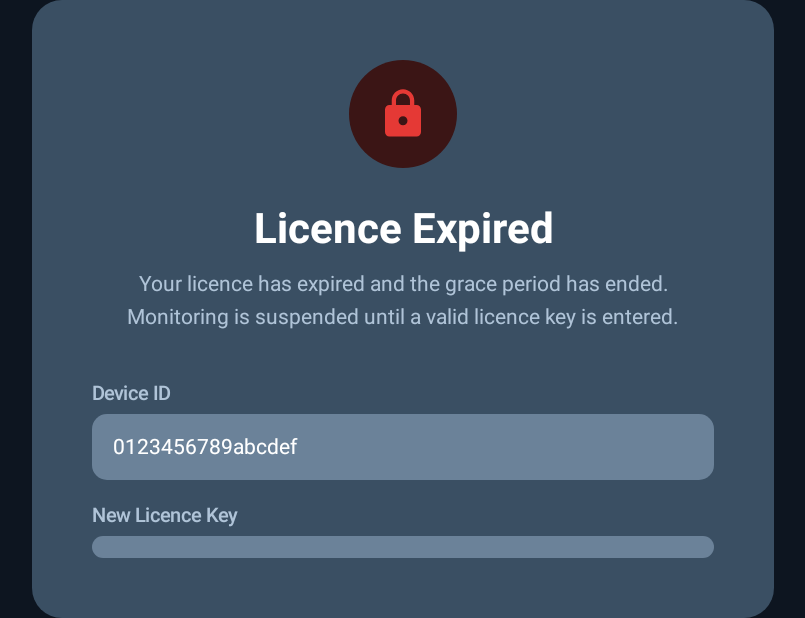
After one commit to jeremypopulin/VADClaude, an Android app built with Jetpack Compose: the composable LicenceExpiredScreen shown on its own in the app's theme, on a phone screen of 824 x 412 dp (held sideways). The commit adds this screen. Shown: the whole screen, without its empty margins (215-1020 px from the left). Run offline under Robolectric (Android 15) with nearby library versions, the light colour scheme and no system bars.

Commit message:
licenceExpiry

```diff
--- /dev/null
+++ b/app/src/main/java/com/example/visualduress/ui/components/LicenceExpiredScreen.kt
@@ -0,0 +1,178 @@
+package com.example.visualduress.ui.components
+
+import androidx.compose.foundation.background
+import androidx.compose.foundation.layout.*
+import androidx.compose.foundation.shape.RoundedCornerShape
+import androidx.compose.material.*
+import androidx.compose.material.icons.Icons
+import androidx.compose.material.icons.filled.Lock
+import androidx.compose.runtime.*
+import androidx.compose.ui.Alignment
+import androidx.compose.ui.Modifier
+import androidx.compose.ui.graphics.Color
+import androidx.compose.ui.platform.LocalContext
+import androidx.compose.ui.text.font.FontWeight
+import androidx.compose.ui.text.style.TextAlign
+import androidx.compose.ui.unit.dp
+import androidx.compose.ui.unit.sp
+import com.example.visualduress.ui.theme.AccentOrange
+import com.example.visualduress.ui.theme.DialogBackground
+import com.example.visualduress.ui.theme.InputFieldBackground
+import com.example.visualduress.ui.theme.TextPrimary
+import com.example.visualduress.ui.theme.TextSecondary
+import com.example.visualduress.util.LicenseManager
+import com.example.visualduress.viewmodel.DeviceViewModel
+
+/**
+ * Full-screen locked state shown when the licence has been expired
+ * for more than 30 days (past the grace period).
+ *
+ * The user can only enter a new licence key here — no other
+ * part of the app is accessible until a valid key is entered.
+ */
+@Composable
+fun LicenceExpiredScreen(
+    viewModel: DeviceViewModel,
+    onLicenceRenewed: () -> Unit
+) {
+    val context = LocalContext.current
+    val deviceId = remember { LicenseManager.getDeviceId(context) }
+    var licenceKey by remember { mutableStateOf("") }
+    var errorMessage by remember { mutableStateOf<String?>(null) }
+
+    Box(
+        modifier = Modifier
+            .fillMaxSize()
+            .background(Color(0xFF0D1520)),
+        contentAlignment = Alignment.Center
+    ) {
+        Column(
+            modifier = Modifier
+                .fillMaxWidth(0.6f)
+                .background(DialogBackground, RoundedCornerShape(20.dp))
+                .padding(40.dp),
+            horizontalAlignment = Alignment.CenterHorizontally
+        ) {
+            // Lock icon
+            Box(
+                modifier = Modifier
+                    .size(72.dp)
+                    .background(Color(0xFF3B1515), RoundedCornerShape(36.dp)),
+                contentAlignment = Alignment.Center
+            ) {
+                Icon(
+                    Icons.Filled.Lock,
+                    contentDescription = null,
+                    tint = Color(0xFFE53935),
+                    modifier = Modifier.size(36.dp)
+                )
+            }
+
+            Spacer(modifier = Modifier.height(24.dp))
+
+            Text(
+                "Licence Expired",
+                fontSize = 28.sp,
+                fontWeight = FontWeight.Bold,
+                color = TextPrimary,
+                textAlign = TextAlign.Center
+            )
+
+            Spacer(modifier = Modifier.height(10.dp))
+
+            Text(
+                "Your licence has expired and the grace period has ended.\nMonitoring is suspended until a valid licence key is entered.",
+                fontSize = 14.sp,
+                color = TextSecondary,
+                textAlign = TextAlign.Center,
+                lineHeight = 22.sp
+            )
+
+            Spacer(modifier = Modifier.height(32.dp))
+
+            // Device ID
+            Column(modifier = Modifier.fillMaxWidth()) {
+                Text("Device ID", fontSize = 13.sp, color = TextSecondary, fontWeight = FontWeight.Medium)
+                Spacer(modifier = Modifier.height(6.dp))
+                Box(
+                    modifier = Modifier
+                        .fillMaxWidth()
+                        .background(InputFieldBackground, RoundedCornerShape(10.dp))
+                        .padding(14.dp)
+                ) {
+                    Text(deviceId, color = TextPrimary, fontSize = 14.sp)
+                }
+            }
+
+            Spacer(modifier = Modifier.height(16.dp))
+
+            // Licence key input
+            Column(modifier = Modifier.fillMaxWidth()) {
+                Text("New Licence Key", fontSize = 13.sp, color = TextSecondary, fontWeight = FontWeight.Medium)
+                Spacer(modifier = Modifier.height(6.dp))
+                OutlinedTextField(
+                    value = licenceKey,
+                    onValueChange = { licenceKey = it; errorMessage = null },
+                    placeholder = {
+                        Text("Enter your new licence key", color = TextSecondary.copy(alpha = 0.5f), fontSize = 13.sp)
+                    },
+                    singleLine = true,
+                    modifier = Modifier.fillMaxWidth(),
+                    shape = RoundedCornerShape(10.dp),
+                    colors = TextFieldDefaults.outlinedTextFieldColors(
+                        backgroundColor = InputFieldBackground,
+                        textColor = TextPrimary,
+                        cursorColor = AccentOrange,
+                        focusedBorderColor = if (errorMessage != null) Color(0xFFE53935) else AccentOrange,
+                        unfocusedBorderColor = if (errorMessage != null) Color(0xFFE53935) else Color.Transparent
+                    ),
+                    isError = errorMessage != null
+                )
+                errorMessage?.let { err ->
+                    Spacer(modifier = Modifier.height(6.dp))
+                    Surface(color = Color(0x26E53935), shape = RoundedCornerShape(6.dp)) {
+                        Text(
+                            err, fontSize = 12.sp, color = Color(0xFFEF9A9A),
+                            modifier = Modifier.padding(horizontal = 12.dp, vertical = 7.dp)
+                        )
+                    }
+                }
+            }
+
+            Spacer(modifier = Modifier.height(28.dp))
+
+            Button(
+                onClick = {
+                    val trimmed = licenceKey.trim()
+                    if (trimmed.isEmpty()) {
+                        errorMessage = "Please enter a licence key"
+                        return@Button
+                    }
+                    if (LicenseManager.validateLicense(context, trimmed)) {
+                        LicenseManager.saveLicense(context, trimmed)
+                        viewModel.forceRefreshLicense(context) {
+                            onLicenceRenewed()
+                        }
+                    } else {
+                        errorMessage = "Invalid licence key. Please check and try again."
+                    }
+                },
+                modifier = Modifier.fillMaxWidth().height(52.dp),
+                colors = ButtonDefaults.buttonColors(backgroundColor = AccentOrange, contentColor = Color.White),
+                shape = RoundedCornerShape(26.dp),
+                elevation = ButtonDefaults.elevation(defaultElevation = 4.dp)
+            ) {
+                Text("Activate New Licence", fontSize = 15.sp, fontWeight = FontWeight.Bold)
+            }
+
+            Spacer(modifier = Modifier.height(16.dp))
+
+            Text(
+                "Contact support@visualalertdisplay.com.au",
+                fontSize = 12.sp,
+                color = TextSecondary.copy(alpha = 0.6f),
+                textAlign = TextAlign.Center
+            )
+        }
+    }
+}
```
Also changed, not shown: app/src/main/java/com/example/visualduress/ui/MainScreen.kt (+48 -3 lines), app/src/main/java/com/example/visualduress/ui/SettingsDialog.kt (+11 -4 lines), app/src/main/java/util/LicenseManager.kt (+98 -52 lines).
